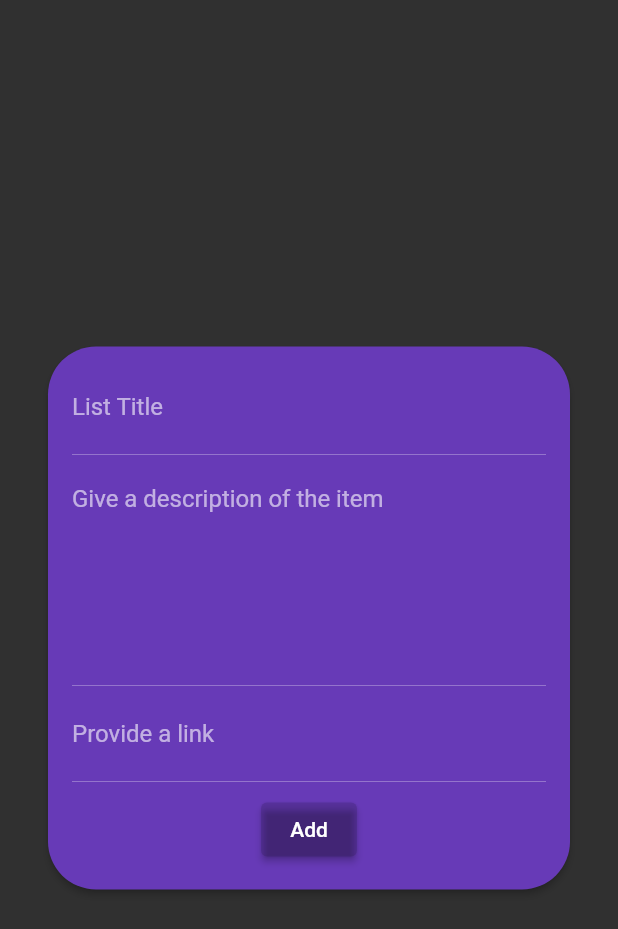
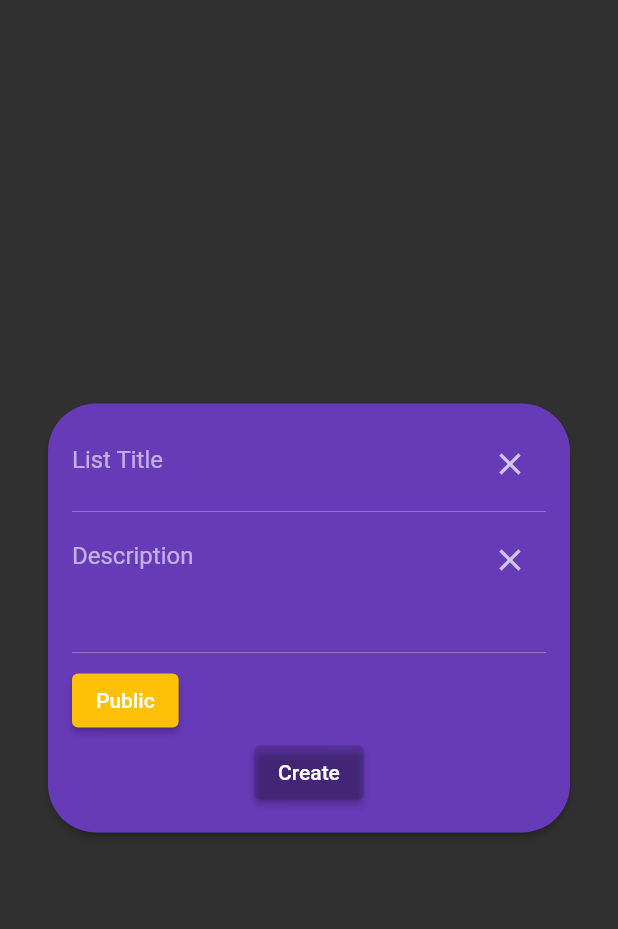
Before and after one commit to rardev/project-djinn, a Flutter app: the _AddTodoPopupCard widget shown alone on an empty page, opened directly, on a phone screen of 412 x 824 dp. Shown: the top 929 px of the screen. Run offline on Flutter 3.47's test engine with Material 2 defaults, Android fonts, the phone set to English and light mode, and no system bars; our stand-ins replace auto_size_text, cloud_firestore, firebase_auth, firebase_core, flutter_spinkit, hexcolor; missing offline and left inert: cloud_firestore_web, firebase_auth_web, firebase_core_web; accounts and stored records are empty.

Commit message:
changed popup card and added option to make list public or private

```diff
--- a/lib/helperFiles/add_todo_button.dart
+++ b/lib/helperFiles/add_todo_button.dart
@@ -1,5 +1,8 @@
 import 'package:flutter/material.dart';
 import 'hero_dialog_route.dart';
+import 'package:project_djinn/helperFiles/forms.dart';
+import 'package:project_djinn/services/auth.dart';
+import 'package:project_djinn/services/database.dart';
 
 /// {@template add_todo_button}
 /// Button to add a new [Todo].
@@ -19,7 +22,7 @@ class AddTodoButton extends StatelessWidget {
       child: GestureDetector(
         onTap: () {
           Navigator.of(context).push(HeroDialogRoute(builder: (context) {
-            return const _AddTodoPopupCard();
+            return _AddTodoPopupCard();
           }));
         },
         child: Hero(
@@ -52,9 +55,36 @@ const String _heroAddTodo = 'add-todo-hero';
 ///
 /// Uses a [Hero] with tag [_heroAddTodo].
 /// {@endtemplate}
-class _AddTodoPopupCard extends StatelessWidget {
+class _AddTodoPopupCard extends StatefulWidget {
   /// {@macro add_todo_popup_card}
-  const _AddTodoPopupCard({Key? key}) : super(key: key);
+  _AddTodoPopupCard({Key? key}) : super(key: key);
+
+  @override
+  State<_AddTodoPopupCard> createState() => _AddTodoPopupCardState();
+}
+
+class _AddTodoPopupCardState extends State<_AddTodoPopupCard> {
+  //late final AuthService _auth = AuthService();
+  final _formKey = GlobalKey<FormState>();
+  bool? _public = true;
+  late String name = "Public";
+  //int val = -1;
+
+  void submit() async
+  {
+    /*if(_formKey.currentState!.validate())
+    {
+      dynamic result = await DatabaseService()
+      if(result == null)
+      {
+
+      }
+      else
+      {
+
+      }
+    }*/
+  }
 
   @override
   Widget build(BuildContext context) {
@@ -74,9 +104,12 @@ class _AddTodoPopupCard extends StatelessWidget {
             child: SingleChildScrollView(
               child: Padding(
                 padding: const EdgeInsets.all(16.0),
+                child: Form(
+                  key: _formKey,
                   child: Column(
                     mainAxisSize: MainAxisSize.min,
                     children: [
+                      /*
                       const TextField(
                         decoration: InputDecoration(
                           hintText: 'List Title',
@@ -84,41 +117,91 @@ class _AddTodoPopupCard extends StatelessWidget {
                         ),
                         cursorColor: Colors.white,
                       ),
+                      */
+                      const textInputBox(label: 'List Title', isPassword: false, boxSize: [0.0,0.0,0.0,0.0], borderStyle: InputBorder.none, width: 5000.0),
                       const Divider(
                         color: Colors.white,
                         thickness: 0.2,
                       ),
+                      /*
                       const TextField(
                         decoration: InputDecoration(
-                        hintText: 'Give a description of the item',
+                          hintText: 'Give a description of the list',
                           border: InputBorder.none,
                         ),
                         cursorColor: Colors.white,
                         maxLines: 6,
                       ),
+                      */
+                      const textInputBox(label: 'Description', isPassword: false, boxSize: [0.0,0.0,0.0,30.0], borderStyle: InputBorder.none, width: 5000.0),
                       const Divider(
                         color: Colors.white,
                         thickness: 0.2,
                       ),
-                    const TextField(
-                      decoration: InputDecoration(
-                        hintText: 'Provide a link',
-                        border: InputBorder.none,
+                      Row(
+                        children: [
+                          //Text("This is a test"),
+                          /*ElevatedButton(
+                            onPressed: (){},
+                            child: const Text("Public"),
+                          ),*/
+                          ElevatedButton(
+                              onPressed: () {
+                                _public = !_public!;
+                                if(_public == true)
+                                  {
+                                    name = "Public";
+                                  }
+                                else
+                                  {
+                                    name = "Private";
+                                  }
+                                setState(() {
+
+                                });
+                              },
+                              child: Text(name),
+                              style: ElevatedButton.styleFrom(
+                                primary: Colors.amber,
                               ),
-                      cursorColor: Colors.white,
                           ),
-                    const Divider(
-                      color: Colors.white,
-                      thickness: 0.2,
+                          /*ListTile(
+                            title: Text("Public"),
+                            leading: Radio(
+                              value: true,
+                              groupValue: _public,
+                              onChanged: (bool? value) {
+                                setState(() {
+                                  _public = value;
+                                });
+                              },
+                              activeColor: Colors.green,
+                            ),
+                          ),
+                          ListTile(
+                            title: Text("Private"),
+                            leading: Radio(
+                              value: false,
+                              groupValue: _public,
+                              onChanged: (bool? value) {
+                                setState(() {
+                                  _public = value;
+                                });
+                              },
+                              activeColor: Colors.green,
+                            ),
+                          )*/
+                        ],
                       ),
                       ElevatedButton(
                         onPressed: () {},
                         style: ElevatedButton.styleFrom(
                             primary: Colors.black12
                         ),
-                      child: const Text('Add'),
+                        child: const Text('Create'),
                       ),
                     ],
+                  ),
                 ),
               ),
             ),
--- a/lib/helperFiles/forms.dart
+++ b/lib/helperFiles/forms.dart
@@ -7,8 +7,10 @@ class textInputBox extends StatefulWidget
   final String label;
   final bool isPassword;
   final List boxSize;
+  final dynamic borderStyle;
+  final double width;
 
-  const textInputBox({Key? key, required this.label, required this.isPassword, required this.boxSize}) : super(key: key);
+  const textInputBox({Key? key, required this.label, required this.isPassword, required this.boxSize, required this.borderStyle, required this.width}) : super(key: key);
 
   @override
   State<textInputBox> createState() => _textInputBoxState();
@@ -23,7 +25,7 @@ class _textInputBoxState extends State<textInputBox> {
   Widget build(BuildContext context) {
     return Center(
       child: Container(
-        width: maxSize(context, 500.0),
+        width: maxSize(context, widget.width/*500.0*/),
         child: Padding(
           padding: EdgeInsets.fromLTRB(widget.boxSize[0], widget.boxSize[1], widget.boxSize[2], widget.boxSize[3]),
           child: TextFormField(
@@ -39,7 +41,7 @@ class _textInputBoxState extends State<textInputBox> {
             obscureText: widget.isPassword,
             decoration: InputDecoration(
                 hintText: widget.label,
-                border: const OutlineInputBorder(),
+                border: widget.borderStyle,//null,//const OutlineInputBorder(),
                 suffixIcon: IconButton(
                   onPressed: (){
                     textController.clear();
--- a/lib/pages/logIn.dart
+++ b/lib/pages/logIn.dart
@@ -65,11 +65,11 @@ class _logInState extends State<logIn> {
                 const textInputBox(
                     label: 'Email',
                     isPassword: false,
-                    boxSize: [0.0, 5.0, 0.0, 5.0]),
+                    boxSize: [0.0, 5.0, 0.0, 5.0], borderStyle:OutlineInputBorder(), width: 500.0),
                 const textInputBox(
                     label: 'Password',
                     isPassword: true,
-                    boxSize: [0.0, 5.0, 0.0, 5.0]),
+                    boxSize: [0.0, 5.0, 0.0, 5.0], borderStyle:OutlineInputBorder(), width: 500.0),
                 MaterialButton(
                   onPressed: () async => submit(),
                   color: Colors.green,
```
Also changed, not shown: lib/pages/signUp.dart (+7 -7 lines), lib/services/database.dart (+24 -0 lines), 1 other file. Lines whose indentation alone changed are shown as unchanged.
